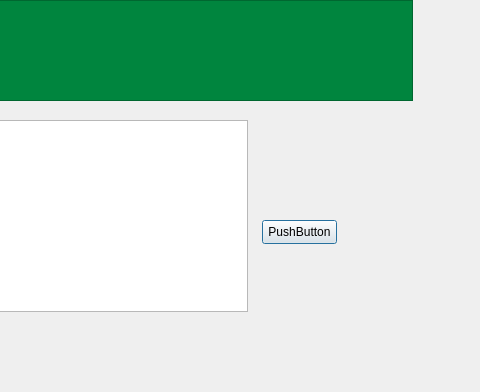
First picture: the form in dialog.ui, repository A-Monjaras/Parking-Tracker-UNT, before the edit; both pictures show x 348 to 828 and y 0 to 392 of the 828 by 632 pixel window.
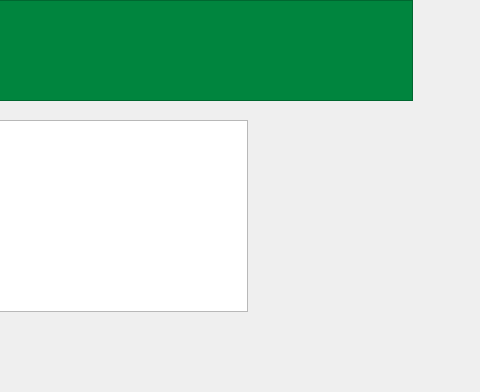
Second picture: the form after the edit.

What changed in the file:
```diff
--- a/dialog.ui
+++ b/dialog.ui
@@ -183,19 +183,6 @@
 }</string>
    </property>
   </widget>
-  <widget class="QPushButton" name="pushButton">
-   <property name="geometry">
-    <rect>
-     <x>610</x>
-     <y>220</y>
-     <width>75</width>
-     <height>24</height>
-    </rect>
-   </property>
-   <property name="text">
-    <string>PushButton</string>
-   </property>
-  </widget>
   <widget class="QGraphicsView" name="graphicsView_3">
    <property name="geometry">
     <rect>
```
